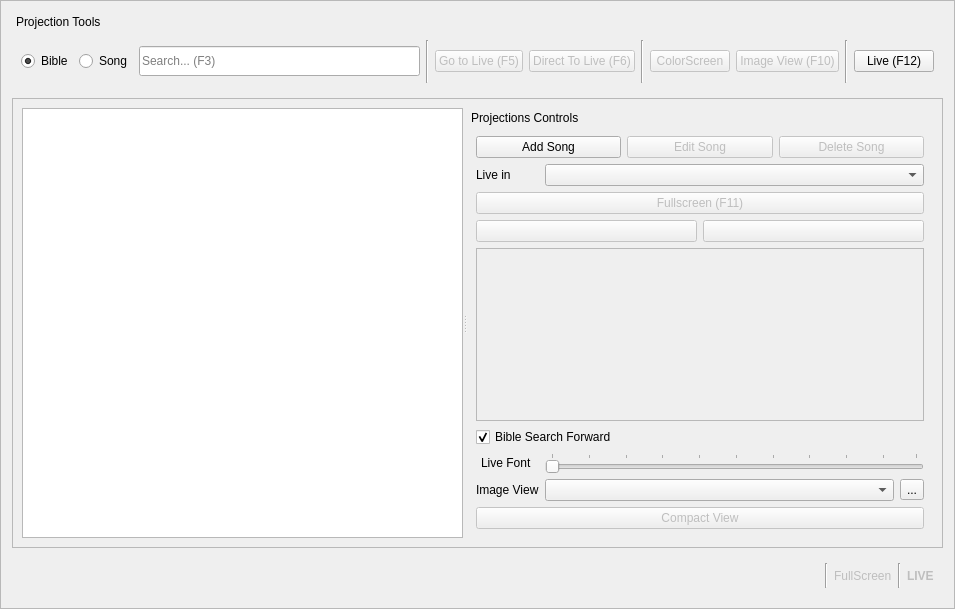
First picture: the form in app/resources/resources.ui, repository xerp/projections, before the edit.
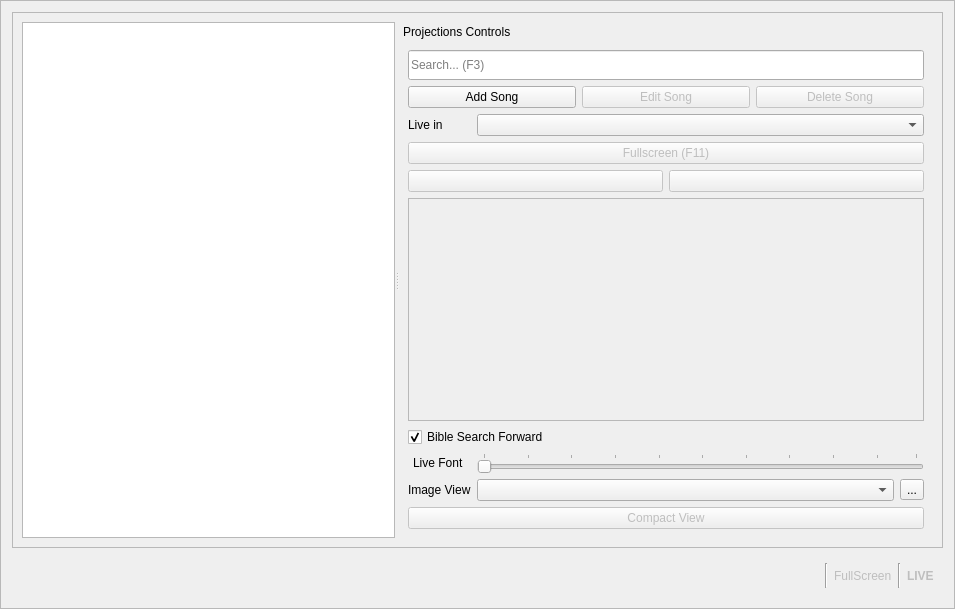
Second picture: the form after the edit. Icons and pictures are not drawn.

Patch:
```diff
--- a/app/resources/resources.ui
+++ b/app/resources/resources.ui
@@ -35,223 +35,6 @@
      <property name="bottomMargin">
       <number>0</number>
      </property>
-     <item>
-      <widget class="QDockWidget" name="dockProjectionsTools">
-       <property name="sizePolicy">
-        <sizepolicy hsizetype="Preferred" vsizetype="Maximum">
-         <horstretch>0</horstretch>
-         <verstretch>0</verstretch>
-        </sizepolicy>
-       </property>
-       <property name="minimumSize">
-        <size>
-         <width>740</width>
-         <height>80</height>
-        </size>
-       </property>
-       <property name="layoutDirection">
-        <enum>Qt::LeftToRight</enum>
-       </property>
-       <property name="autoFillBackground">
-        <bool>false</bool>
-       </property>
-       <property name="floating">
-        <bool>false</bool>
-       </property>
-       <property name="features">
-        <set>QDockWidget::DockWidgetMovable</set>
-       </property>
-       <property name="allowedAreas">
-        <set>Qt::RightDockWidgetArea</set>
-       </property>
-       <property name="windowTitle">
-        <string>Projection Tools</string>
-       </property>
-       <widget class="QWidget" name="dockWidgetContents">
-        <layout class="QHBoxLayout" name="horizontalLayout_5">
-         <item>
-          <layout class="QHBoxLayout" name="horizontalLayout_4">
-           <item>
-            <widget class="QRadioButton" name="rbBible">
-             <property name="text">
-              <string>Bible</string>
-             </property>
-             <property name="shortcut">
-              <string>Ctrl+B</string>
-             </property>
-             <property name="checked">
-              <bool>true</bool>
-             </property>
-            </widget>
-           </item>
-           <item>
-            <widget class="QRadioButton" name="rbSong">
-             <property name="text">
-              <string>Song</string>
-             </property>
-             <property name="shortcut">
-              <string>Ctrl+S</string>
-             </property>
-            </widget>
-           </item>
-           <item>
-            <widget class="QLineEdit" name="txtSearch">
-             <property name="minimumSize">
-              <size>
-               <width>0</width>
-               <height>30</height>
-              </size>
-             </property>
-             <property name="toolTip">
-              <string>Search...</string>
-             </property>
-             <property name="styleSheet">
-              <string notr="true"/>
-             </property>
-             <property name="inputMask">
-              <string notr="true"/>
-             </property>
-             <property name="text">
-              <string notr="true"/>
-             </property>
-             <property name="echoMode">
-              <enum>QLineEdit::Normal</enum>
-             </property>
-             <property name="placeholderText">
-              <string>Search... (F3)</string>
-             </property>
-            </widget>
-           </item>
-           <item>
-            <widget class="Line" name="line">
-             <property name="orientation">
-              <enum>Qt::Vertical</enum>
-             </property>
-            </widget>
-           </item>
-           <item>
-            <widget class="QPushButton" name="cmdGotoLive">
-             <property name="enabled">
-              <bool>false</bool>
-             </property>
-             <property name="text">
-              <string>Go to Live (F5)</string>
-             </property>
-             <property name="shortcut">
-              <string>F5</string>
-             </property>
-             <property name="checkable">
-              <bool>false</bool>
-             </property>
-             <property name="checked">
-              <bool>false</bool>
-             </property>
-             <property name="autoRepeat">
-              <bool>false</bool>
-             </property>
-             <property name="autoExclusive">
-              <bool>false</bool>
-             </property>
-             <property name="autoRepeatDelay">
-              <number>1</number>
-             </property>
-             <property name="autoRepeatInterval">
-              <number>1</number>
-             </property>
-             <property name="flat">
-              <bool>false</bool>
-             </property>
-            </widget>
-           </item>
-           <item>
-            <widget class="QPushButton" name="cmdDirectToLive">
-             <property name="enabled">
-              <bool>false</bool>
-             </property>
-             <property name="text">
-              <string>Direct To Live (F6)</string>
-             </property>
-             <property name="shortcut">
-              <string>F6</string>
-             </property>
-             <property name="checkable">
-              <bool>true</bool>
-             </property>
-            </widget>
-           </item>
-           <item>
-            <widget class="Line" name="line_2">
-             <property name="orientation">
-              <enum>Qt::Vertical</enum>
-             </property>
-            </widget>
-           </item>
-           <item>
-            <widget class="QPushButton" name="cmdColorScreen">
-             <property name="enabled">
-              <bool>false</bool>
-             </property>
-             <property name="text">
-              <string>ColorScreen</string>
-             </property>
-            </widget>
-           </item>
-           <item>
-            <widget class="QPushButton" name="cmdMainView">
-             <property name="enabled">
-              <bool>false</bool>
-             </property>
-             <property name="contextMenuPolicy">
-              <enum>Qt::CustomContextMenu</enum>
-             </property>
-             <property name="text">
-              <string>Image View (F10)</string>
-             </property>
-             <property name="shortcut">
-              <string>F10</string>
-             </property>
-            </widget>
-           </item>
-           <item>
-            <widget class="Line" name="line_3">
-             <property name="orientation">
-              <enum>Qt::Vertical</enum>
-             </property>
-            </widget>
-           </item>
-           <item>
-            <widget class="QPushButton" name="cmdLive">
-             <property name="text">
-              <string>Live (F12)</string>
-             </property>
-             <property name="icon">
-              <iconset>
-               <normalon>:/main/icons/Live.png</normalon>
-              </iconset>
-             </property>
-             <property name="iconSize">
-              <size>
-               <width>28</width>
-               <height>28</height>
-              </size>
-             </property>
-             <property name="shortcut">
-              <string>F12</string>
-             </property>
-             <property name="checkable">
-              <bool>true</bool>
-             </property>
-             <property name="autoRepeat">
-              <bool>false</bool>
-             </property>
-            </widget>
-           </item>
-          </layout>
-         </item>
-        </layout>
-       </widget>
-      </widget>
-     </item>
      <item>
       <widget class="QScrollArea" name="scrollArea">
        <property name="frameShape">
@@ -274,8 +57,8 @@
          <rect>
           <x>0</x>
           <y>0</y>
-          <width>927</width>
-          <height>444</height>
+          <width>933</width>
+          <height>548</height>
          </rect>
         </property>
         <layout class="QHBoxLayout" name="horizontalLayout_2">
@@ -326,7 +109,7 @@
             </property>
             <property name="minimumSize">
              <size>
-              <width>0</width>
+              <width>367</width>
               <height>398</height>
              </size>
             </property>
@@ -356,7 +139,7 @@
             </property>
             <widget class="QWidget" name="dockWidgetContents_3">
              <layout class="QGridLayout" name="gridLayout_3">
-              <item row="0" column="0">
+              <item row="1" column="0">
                <layout class="QGridLayout" name="gridLayout">
                 <item row="8" column="0" colspan="2">
                  <widget class="QCheckBox" name="chkSearchForward">
@@ -576,8 +359,8 @@
                     <rect>
                      <x>0</x>
                      <y>0</y>
-                     <width>453</width>
-                     <height>138</height>
+                     <width>521</width>
+                     <height>224</height>
                     </rect>
                    </property>
                    <layout class="QGridLayout" name="gridLayout_2">
@@ -628,6 +411,34 @@
                 </item>
                </layout>
               </item>
+              <item row="0" column="0">
+               <widget class="QLineEdit" name="txtSearch">
+                <property name="minimumSize">
+                 <size>
+                  <width>0</width>
+                  <height>30</height>
+                 </size>
+                </property>
+                <property name="toolTip">
+                 <string>Search...</string>
+                </property>
+                <property name="styleSheet">
+                 <string notr="true"/>
+                </property>
+                <property name="inputMask">
+                 <string notr="true"/>
+                </property>
+                <property name="text">
+                 <string notr="true"/>
+                </property>
+                <property name="echoMode">
+                 <enum>QLineEdit::Normal</enum>
+                </property>
+                <property name="placeholderText">
+                 <string>Search... (F3)</string>
+                </property>
+               </widget>
+              </item>
              </layout>
             </widget>
            </widget>
```
Left out of the diff: 8 changed lines with no effect on the pictures.
